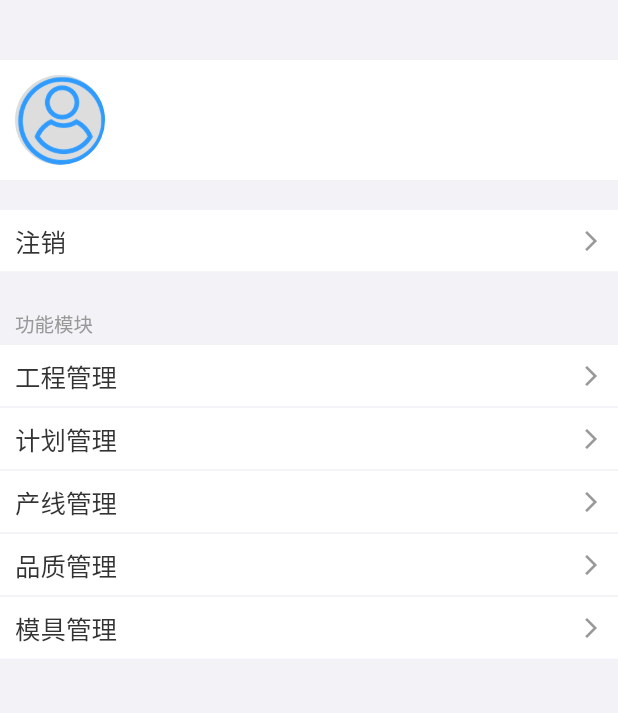
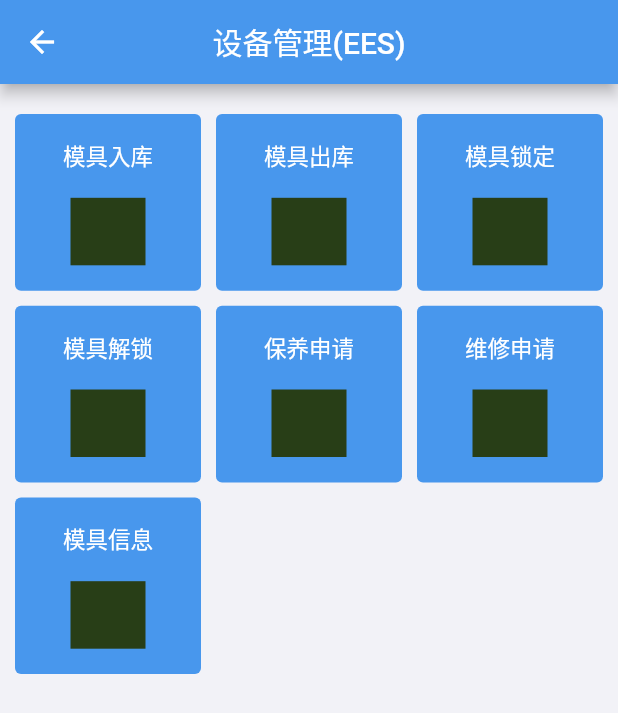
Before and after one commit to AlbusSong/mes, a Flutter app: the HomeMenu widget shown alone on an empty page, opened directly, after a tap on "模具管理", on a phone screen of 412 x 824 dp. Shown: the top 713 px of the screen. Run offline on Flutter 3.47's test engine with Material 2 defaults, Android fonts, the phone set to English and light mode, and no system bars; our stand-ins replace convert, dio, shared_preferences, sqflite; accounts and stored records are empty.

Commit message:
MoldPage

```diff
--- a/lib/Home/HomeMenu.dart
+++ b/lib/Home/HomeMenu.dart
@@ -4,6 +4,7 @@ import 'package:flutter/material.dart';
 import 'package:mes/Others/Const/Const.dart';
 import 'package:mes/Others/Tool/WidgetTool.dart';
 import 'package:mes/Login/LoginPage.dart';
+import '../Management/Mold/MoldPage.dart';
 
 class HomeMenu extends StatefulWidget {
   HomeMenu({Key key}) : super(key: key);
@@ -65,6 +66,9 @@ class _HomeMenuState extends State<HomeMenu> {
       // Navigator.of(context).pop();
       // Navigator.of(context).push(MaterialPageRoute(
       //     builder: (BuildContext context) => HomeFunctionModules()));
+    } else if (index == 5) {
+      Navigator.of(context).pop();
+      Navigator.of(context).push(MaterialPageRoute(builder: (BuildContext context) => MoldPage()));
     }
   }
 
--- /dev/null
+++ b/lib/Management/Mold/MoldPage.dart
@@ -0,0 +1,178 @@
+import 'package:flutter/material.dart';
+import 'package:mes/Others/Tool/GlobalTool.dart';
+import 'package:mes/Others/Const/Const.dart';
+
+class MoldPage extends StatelessWidget {
+  final List<Map> functionItemDataArray = [
+    {"title": "模具入库", "icon": "", "badgeValue": 0},
+    {"title": "模具出库", "icon": "", "badgeValue": 0},
+    {"title": "模具锁定", "icon": "", "badgeValue": 0},
+    {"title": "模具解锁", "icon": "", "badgeValue": 0},
+    {"title": "保养申请", "icon": "", "badgeValue": 0},
+    {"title": "维修申请", "icon": "", "badgeValue": 0},
+    {"title": "模具信息", "icon": "", "badgeValue": 0},
+  ];
+
+  final List<FunctionModuleItem> functionItemArray = [];
+
+  @override
+  Widget build(BuildContext context) {
+    _initSomeThings();
+    return Scaffold(
+      backgroundColor: hexColor("f2f2f7"),
+      appBar: AppBar(
+        title: Text("设备管理(EES)"),
+        centerTitle: true,
+      ),
+      body: _buildGridView(),
+    );
+
+  }
+
+  void _initSomeThings() {
+    functionItemArray.clear();
+    for (int i = 0; i < functionItemDataArray.length; i++) {
+      Map functionItemData = functionItemDataArray[i];
+      FunctionModuleItem item =
+          _buildFunctionModuleItem(functionItemData["title"], i);
+      functionItemArray.add(item);
+    }
+  }
+
+  Widget _buildFunctionModuleItem(String title, int index) {
+    void Function(int) onClick = (int v) {
+      _functionItemClickedAtIndex(v);
+    };
+    return FunctionModuleItem(index, title, 0, onClick);
+  }
+
+  void _functionItemClickedAtIndex(int index) {
+
+  }
+
+  Widget _buildGridView() {
+    return GridView(
+      padding: EdgeInsets.fromLTRB(10, 20, 10, 20),
+      gridDelegate: SliverGridDelegateWithFixedCrossAxisCount(
+        mainAxisSpacing: 10,
+        crossAxisSpacing: 10,
+        crossAxisCount: 3,
+        childAspectRatio: 1 / 0.95,
+      ),
+      children: this.functionItemArray,
+    );
+  }
+}
+
+
+class FunctionModuleItem extends StatefulWidget {
+  FunctionModuleItem(
+    this.index,
+    this.title,
+    this.badgeValue,
+    this.onClick,
+  );
+
+  final int index;
+  final String title;
+  final int badgeValue;
+
+  //点击回调
+  final void Function(int) onClick;
+
+  _FunctionModuleItemState _itemState;
+
+  void updateItem(int newBadgeValue) {
+    _itemState.updateItem(newBadgeValue);
+  }
+
+  @override
+  State<StatefulWidget> createState() {
+    _itemState = _FunctionModuleItemState(
+        this.index, this.title, this.badgeValue, this.onClick);
+    return _itemState;
+  }
+}
+
+class _FunctionModuleItemState extends State<FunctionModuleItem> {
+  _FunctionModuleItemState(
+    this.index,
+    this.title,
+    this.badgeValue,
+    this.onClick,
+  );
+
+  final int index;
+  final String title;
+  int badgeValue;
+
+  //点击回调
+  final void Function(int) onClick;
+
+  void updateItem(int newBadgeValue) {
+    this.badgeValue = newBadgeValue;
+    setState(() {});
+  }
+
+  @override
+  Widget build(BuildContext context) {
+    return GestureDetector(
+      onTap: () => onClick(index),
+      child: Container(
+        // color: hexColor(MAIN_COLOR),
+        decoration: BoxDecoration(
+          color: hexColor(MAIN_COLOR),
+          borderRadius: BorderRadius.all(Radius.circular(4)),
+        ),
+        child: Stack(
+          alignment: Alignment.center,
+          children: <Widget>[
+            Column(
+              mainAxisAlignment: MainAxisAlignment.spaceEvenly,
+              children: <Widget>[
+                Padding(
+                  padding: EdgeInsets.only(top: 0),
+                  child: Text(
+                    title,
+                    style: TextStyle(color: Colors.white, fontSize: 15),
+                  ),
+                ),
+                Container(
+                  color: randomColor(),
+                  height: 45,
+                  width: 50,
+                  // child: Image(
+                  //   height: 50,
+                  //   width: 45,
+                  //   image: AssetImage("others/images/Home-CompanyLogo.jpeg"),
+                  // ),
+                )
+              ],
+            ),
+            Positioned(
+              right: 4,
+              top: 8,
+              child: Opacity(
+                opacity: this.badgeValue > 0 ? 1 : 0,
+                child: Container(
+                height: 15,
+                constraints: BoxConstraints(minWidth: 15),
+                decoration: BoxDecoration(
+                  color: hexColor("eb4d3d"),
+                  borderRadius: BorderRadius.all(Radius.circular(4)),
+                ),
+                child: Center(
+                    child:  Text(
+                  randomIntWithRange(1, 99).toString(),
+                  style: TextStyle(color: Colors.white, fontSize: 9),
+                ),
+                ),
+              ),
+              ),
+            ),
+          ],
+        ),
+      ),
+    );
+  }
+}
```
Also changed, not shown: lib/main.dart (line endings or trailing spaces).
